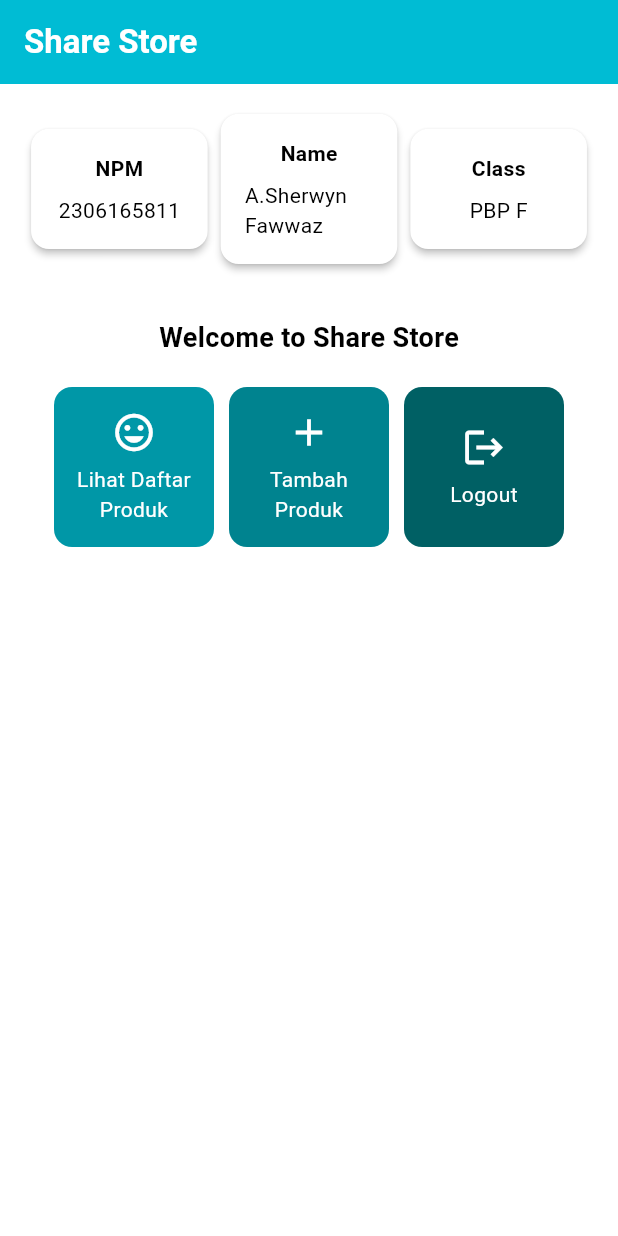
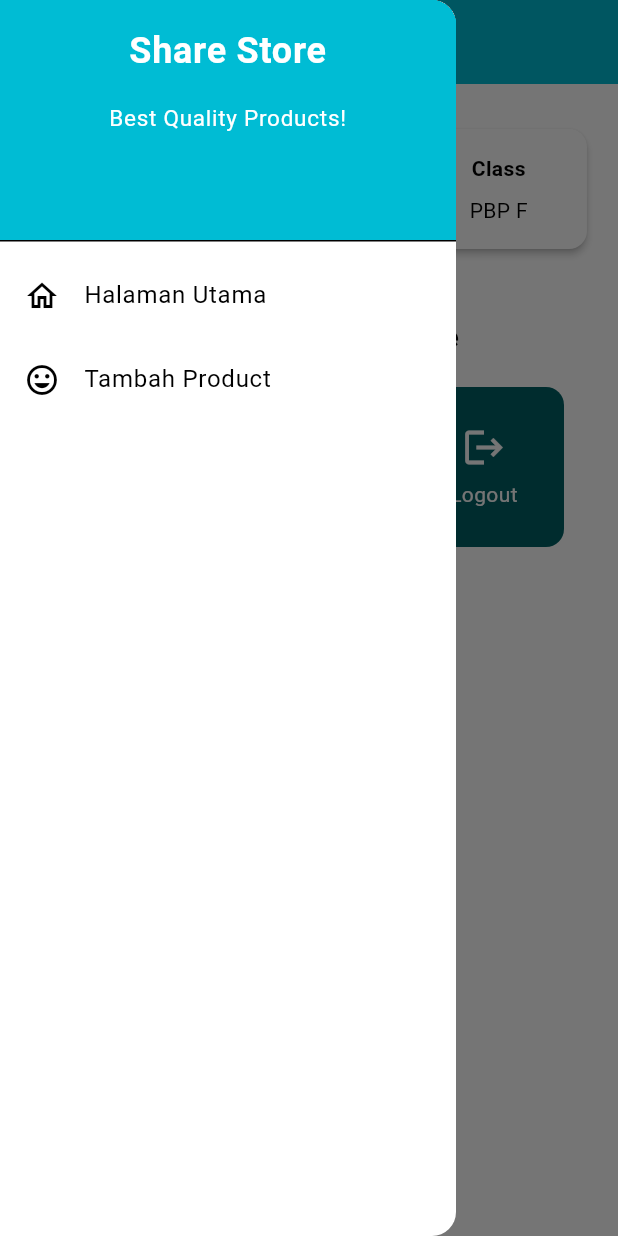
Before and after one commit to SherwynFns/share-store-mobile, a Flutter app: the screen it shows after launch, with the side drawer open (before the commit the screen has no drawer), on a phone screen of 412 x 824 dp. Run offline on Flutter 3.47's test engine with Material 3 defaults, Android fonts, the phone set to English and light mode, and no system bars.

Commit message:
Tugas 8 done

```diff
--- a/share_store/lib/main.dart
+++ b/share_store/lib/main.dart
@@ -1,5 +1,7 @@
 import 'package:flutter/material.dart';
-import 'package:share_store/menu.dart';
+import 'package:share_store/screens/menu.dart';
+// TODO: Impor halaman ProductEntryFormPage jika sudah dibuat
+import 'package:share_store/screens/productentry_form.dart';
 
 void main() {
   runApp(const MyApp());
--- a/share_store/lib/menu.dart
+++ b/share_store/lib/screens/menu.dart
@@ -1,12 +1,7 @@
 import 'package:flutter/material.dart';
-
-// Model untuk item homepage dengan atribut name dan icon
-class ItemHomepage {
-  final String name;
-  final IconData icon;
-
-  ItemHomepage(this.name, this.icon);
-}
+import 'package:share_store/screens/productentry_form.dart';
+import 'package:share_store/widgets/left_drawer.dart';
+import 'package:share_store/widgets/product_card.dart';
 
 // Kelas utama aplikasi
 class MyHomePage extends StatelessWidget {
@@ -38,7 +33,11 @@
         ),
         // Warna latar belakang AppBar diambil dari skema warna tema aplikasi.
         backgroundColor: Theme.of(context).colorScheme.primary,
+        // Mengganti warna icon drawer menjadi putih
+        iconTheme: const IconThemeData(color: Colors.white),
       ),
+      // Masukkan drawer sebagai parameter nilai drawer dari widget Scaffold
+      drawer: const LeftDrawer(),
       // Body halaman dengan padding di sekelilingnya.
       body: Padding(
         padding: const EdgeInsets.all(16.0),
@@ -102,62 +101,7 @@
   }
 }
 
-// Kelas untuk menampilkan tombol card dengan icon dan text
-class ItemCard extends StatelessWidget {
-  final ItemHomepage item;
 
-  const ItemCard(this.item, {super.key});
-
-  @override
-  Widget build(BuildContext context) {
-    Color backgroundColor;
-    if (item.name == "Lihat Daftar Produk") {
-      backgroundColor = Colors.cyan.shade700;
-    } else if (item.name == "Tambah Produk") {
-      backgroundColor = Colors.cyan.shade800;
-    } else if (item.name == "Logout") {
-      backgroundColor = Colors.cyan.shade900;
-    } else {
-      backgroundColor = Theme.of(context).colorScheme.secondary; // Default
-    }
-
-    return Material(
-      color: backgroundColor,
-      // color: Theme.of(context).colorScheme.secondary,
-      borderRadius: BorderRadius.circular(12),
-      child: InkWell(
-        onTap: () {
-          ScaffoldMessenger.of(context)
-            ..hideCurrentSnackBar()
-            ..showSnackBar(
-              SnackBar(content: Text("Kamu telah menekan tombol ${item.name}!")),
-            );
-        },
-        child: Container(
-          padding: const EdgeInsets.all(8),
-          child: Center(
-            child: Column(
-              mainAxisAlignment: MainAxisAlignment.center,
-              children: [
-                Icon(
-                  item.icon,
-                  color: Colors.white,
-                  size: 30.0,
-                ),
-                const Padding(padding: EdgeInsets.all(3)),
-                Text(
-                  item.name,
-                  textAlign: TextAlign.center,
-                  style: const TextStyle(color: Colors.white),
-                ),
-              ],
-            ),
-          ),
-        ),
-      ),
-    );
-  }
-}
 
 // Kartu informasi yang menampilkan title dan content
 class InfoCard extends StatelessWidget {
--- /dev/null
+++ b/share_store/lib/widgets/left_drawer.dart
@@ -0,0 +1,78 @@
+import 'package:flutter/material.dart';
+import 'package:share_store/screens/menu.dart';
+// TODO: Impor halaman ProductEntryFormPage jika sudah dibuat
+import 'package:share_store/screens/productentry_form.dart';
+
+class LeftDrawer extends StatelessWidget {
+  const LeftDrawer({super.key});
+
+  @override
+  Widget build(BuildContext context) {
+    return Drawer(
+      child: ListView(
+        children: [
+          DrawerHeader(
+            // TODO: Bagian drawer header
+            decoration: BoxDecoration(
+              color: Theme.of(context).colorScheme.primary,
+            ),
+            child: const Column(
+              children: [
+                Text(
+                  'Share Store',
+                  textAlign: TextAlign.center,
+                  style: TextStyle(
+                    fontSize: 24,
+                    fontWeight: FontWeight.bold,
+                    color: Colors.white,
+                  ),
+                ),
+                Padding(padding: EdgeInsets.all(8)),
+                Text(
+                  "Best Quality Products!",
+                  // TODO: Tambahkan gaya teks dengan center alignment, font ukuran 15, warna putih, dan weight biasa
+                  textAlign: TextAlign.center,
+                  style: TextStyle(
+                    fontSize: 15,
+                    fontWeight: FontWeight.normal,
+                    color: Colors.white,
+                  ),
+                ),
+              ],
+            ),
+          ),
+
+          // TODO: Bagian routing
+          ListTile(
+            leading: const Icon(Icons.home_outlined),
+            title: const Text('Halaman Utama'),
+            // Bagian redirection ke MyHomePage
+            onTap: () {
+              Navigator.pushReplacement(
+                  context,
+                  MaterialPageRoute(
+                    builder: (context) => MyHomePage(),
+                  ));
+            },
+          ),
+          ListTile(
+            leading: const Icon(Icons.mood),
+            title: const Text('Tambah Product'),
+            // Bagian redirection ke ProductEntryFormPage
+            onTap: () {
+              /*
+              TODO: Buatlah routing ke ProductEntryFormPage di sini,
+              setelah halaman ProductEntryFormPage sudah dibuat.
+              */
+              Navigator.push(
+                  context,
+                  MaterialPageRoute(
+                    builder: (context) => ProductEntryFormPage(),
+                  ));
+            },
+          ),
+        ],
+      ),
+    );
+  }
+}
--- /dev/null
+++ b/share_store/lib/widgets/product_card.dart
@@ -0,0 +1,77 @@
+import 'package:flutter/material.dart';
+import 'package:share_store/screens/productentry_form.dart';
+import 'package:share_store/screens/menu.dart';
+
+// Model untuk item homepage dengan atribut name dan icon
+class ItemHomepage {
+  final String name;
+  final IconData icon;
+
+  ItemHomepage(this.name, this.icon);
+}
+
+// Kelas untuk menampilkan tombol card dengan icon dan text
+class ItemCard extends StatelessWidget {
+  final ItemHomepage item;
+
+  const ItemCard(this.item, {super.key});
+
+  @override
+  Widget build(BuildContext context) {
+    Color backgroundColor;
+    if (item.name == "Lihat Daftar Produk") {
+      backgroundColor = Colors.cyan.shade700;
+    } else if (item.name == "Tambah Produk") {
+      backgroundColor = Colors.cyan.shade800;
+    } else if (item.name == "Logout") {
+      backgroundColor = Colors.cyan.shade900;
+    } else {
+      backgroundColor = Theme.of(context).colorScheme.secondary; // Default
+    }
+
+    return Material(
+      color: backgroundColor,
+      // color: Theme.of(context).colorScheme.secondary,
+      borderRadius: BorderRadius.circular(12),
+      child: InkWell(
+        onTap: () {
+          // Memunculkan SnackBar ketika diklik
+          ScaffoldMessenger.of(context)
+            ..hideCurrentSnackBar()
+            ..showSnackBar(
+              SnackBar(content: Text("Kamu telah menekan tombol ${item.name}!")),
+            );
+
+          // Navigate ke route yang sesuai (tergantung jenis tombol)
+          if (item.name == "Tambah Produk") {
+            // TODO: Gunakan Navigator.push untuk melakukan navigasi ke MaterialPageRoute yang mencakup EntryFormPage.
+            Navigator.push(context,
+              MaterialPageRoute(builder: (context) => const ProductEntryFormPage()));
+          }
+        },
+
+        child: Container(
+          padding: const EdgeInsets.all(8),
+          child: Center(
+            child: Column(
+              mainAxisAlignment: MainAxisAlignment.center,
+              children: [
+                Icon(
+                  item.icon,
+                  color: Colors.white,
+                  size: 30.0,
+                ),
+                const Padding(padding: EdgeInsets.all(3)),
+                Text(
+                  item.name,
+                  textAlign: TextAlign.center,
+                  style: const TextStyle(color: Colors.white),
+                ),
+              ],
+            ),
+          ),
+        ),
+      ),
+    );
+  }
+}
```
Also changed, not shown: share_store/lib/screens/productentry_form.dart (added, +170 -0 lines), 1 other file.
